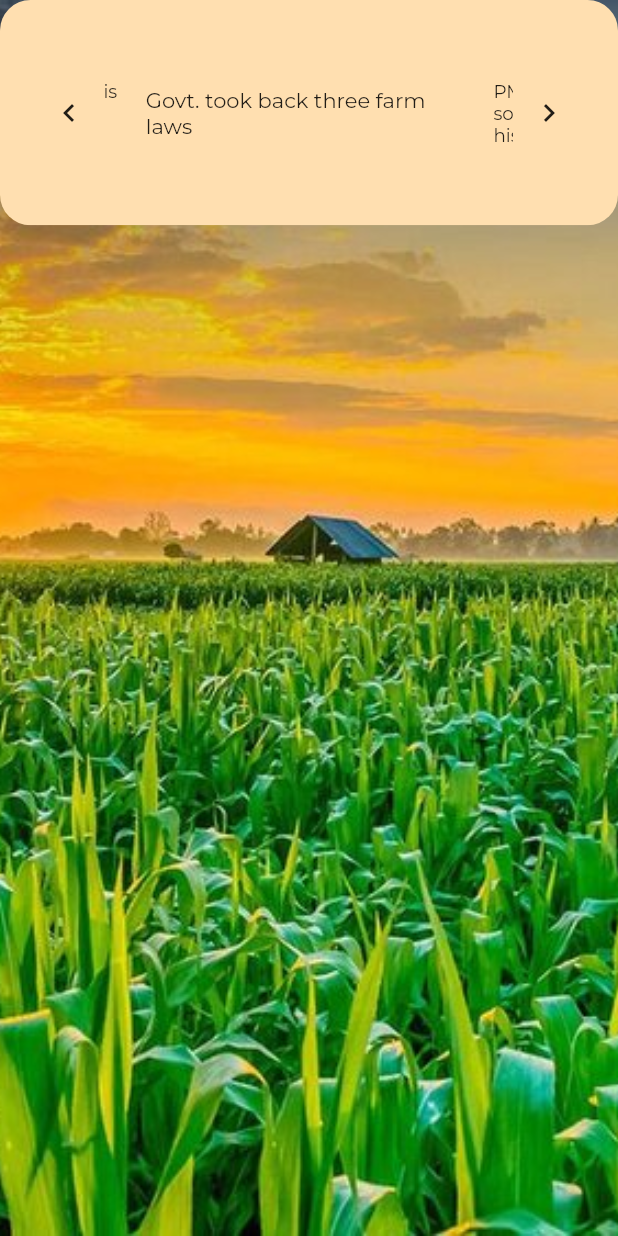
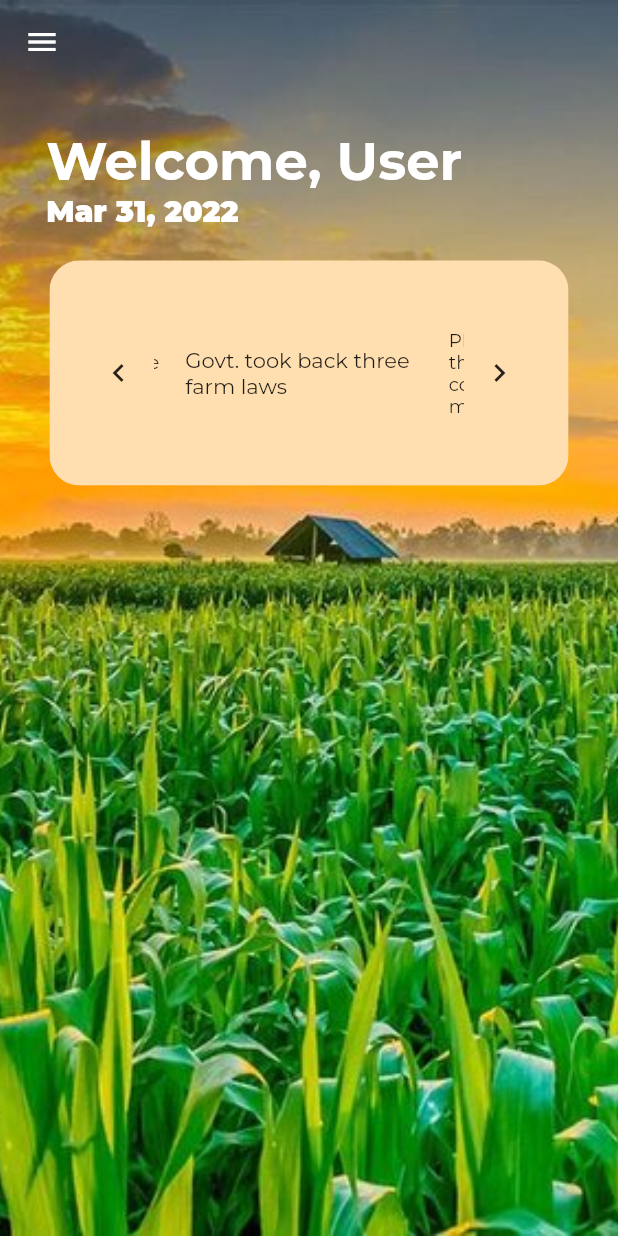
Before and after one commit to chirag-mittal-iiitdwd/Hal_Aur_Ham_V2, a Flutter app: the screen it shows after launch, after a tap on "Submit", on a phone screen of 412 x 824 dp. Run offline on Flutter 3.47's test engine with Material 2 defaults, Android fonts, the phone set to English and light mode, and no system bars; drawn by our look-alikes of carousel_slider; our stand-ins replace flutter_screenutil, google_fonts.

Commit message:
Welcome Screen Basic Setup

```diff
--- a/lib/Model/NewsItems.dart
+++ b/lib/Model/NewsItems.dart
@@ -1,5 +1,3 @@
-import 'dart:ffi';
-
 import 'package:flutter/material.dart';
 
 import './NewsItem.dart';
--- a/lib/Screens/WelcomeScreen.dart
+++ b/lib/Screens/WelcomeScreen.dart
@@ -1,5 +1,7 @@
 import 'package:flutter/material.dart';
+import 'package:intl/intl.dart';
 import 'package:hal_aur_ham_v2/Components/NewsCarasoul.dart';
+import 'package:flutter_screenutil/flutter_screenutil.dart';
 import '../Components/App_Drawer.dart';
 
 class WelcomeScreen extends StatelessWidget {
@@ -8,7 +10,16 @@ class WelcomeScreen extends StatelessWidget {
   @override
   Widget build(BuildContext context) {
     return Scaffold(
+      body: Stack(
+        children: <Widget>[
+          Scaffold(
+            backgroundColor: Colors.transparent,
+            extendBodyBehindAppBar: true,
             drawer: AppDrawer(),
+            appBar: AppBar(
+              backgroundColor: Colors.transparent,
+              elevation: 0.0,
+            ),
             body: Stack(
               children: [
                 Image.asset(
@@ -18,9 +29,55 @@ class WelcomeScreen extends StatelessWidget {
                   width: double.infinity,
                   alignment: Alignment.center,
                 ),
-          NewsCarasoul(),
+                Container(
+                  margin: EdgeInsets.symmetric(vertical: 85.h),
+                  child: Column(
+                    crossAxisAlignment: CrossAxisAlignment.start,
+                    children: [
+                      Container(
+                        margin: EdgeInsets.symmetric(horizontal: 28.w),
+                        child: Text(
+                          'Welcome, User',
+                          style: TextStyle(
+                            fontWeight: FontWeight.bold,
+                            color: Colors.white,
+                            fontSize: 32.sp,
+                          ),
+                        ),
+                      ),
+                      Container(
+                        margin: EdgeInsets.symmetric(horizontal: 28.w),
+                        child: Text(
+                          DateFormat.yMMMd().format(DateTime.now()),
+                          textAlign: TextAlign.left,
+                          style: TextStyle(
+                            fontWeight: FontWeight.w900,
+                            color: Colors.white,
+                            fontSize: 18.sp,
+                          ),
+                        ),
+                      ),
+                      Padding(
+                        padding: EdgeInsets.symmetric(
+                          horizontal: 30.w,
+                          vertical: 20.h,
+                        ),
+                        child: NewsCarasoul(),
+                      ),
+                    ],
+                  ),
+                ),
+              ],
+            ),
+          ),
         ],
       ),
     );
   }
 }
+// class _HomeState extends State<Home> {
+//   @override
+//   Widget build(BuildContext context) {
+//     return
+//   }
+// }
--- a/pubspec.yaml
+++ b/pubspec.yaml
@@ -38,6 +38,7 @@ dependencies:
   flutter_screenutil: ^5.3.1
   provider: ^6.0.2
   carousel_slider: ^4.0.0
+  intl: ^0.17.0
 
 dev_dependencies:
   flutter_test:
```
Also changed, not shown: pubspec.lock. Lines whose indentation alone changed are shown as unchanged.
